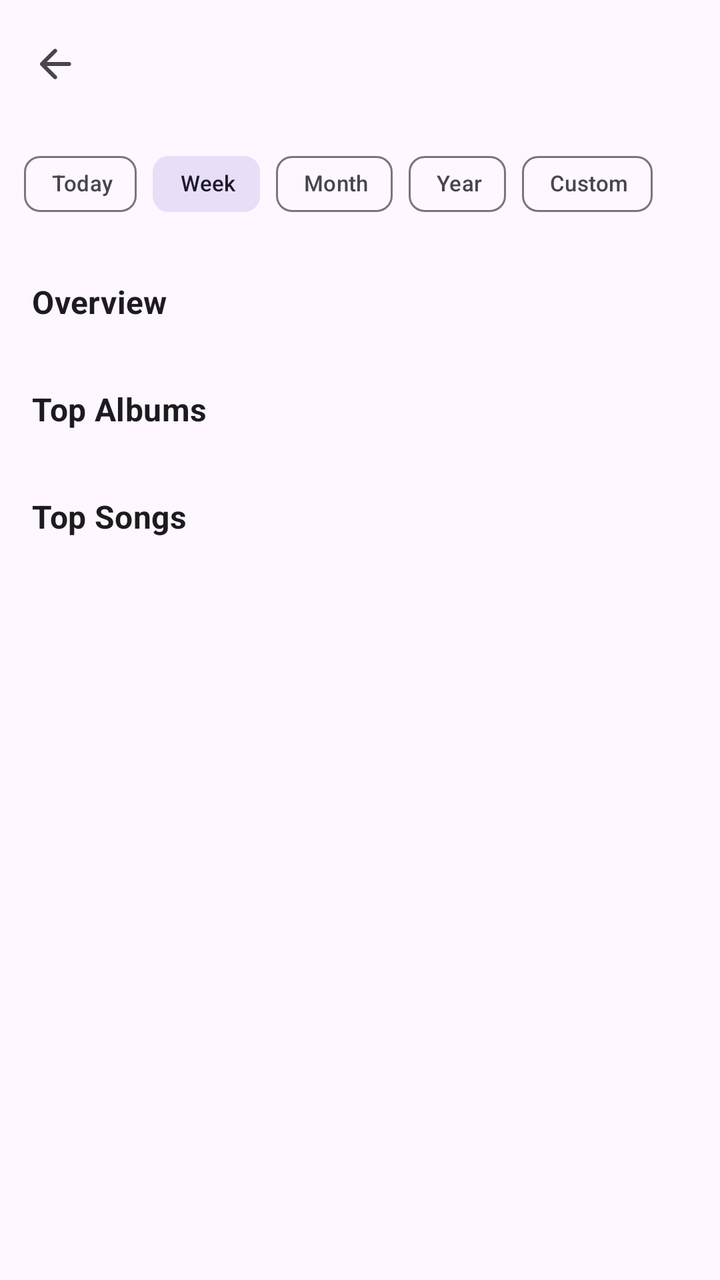
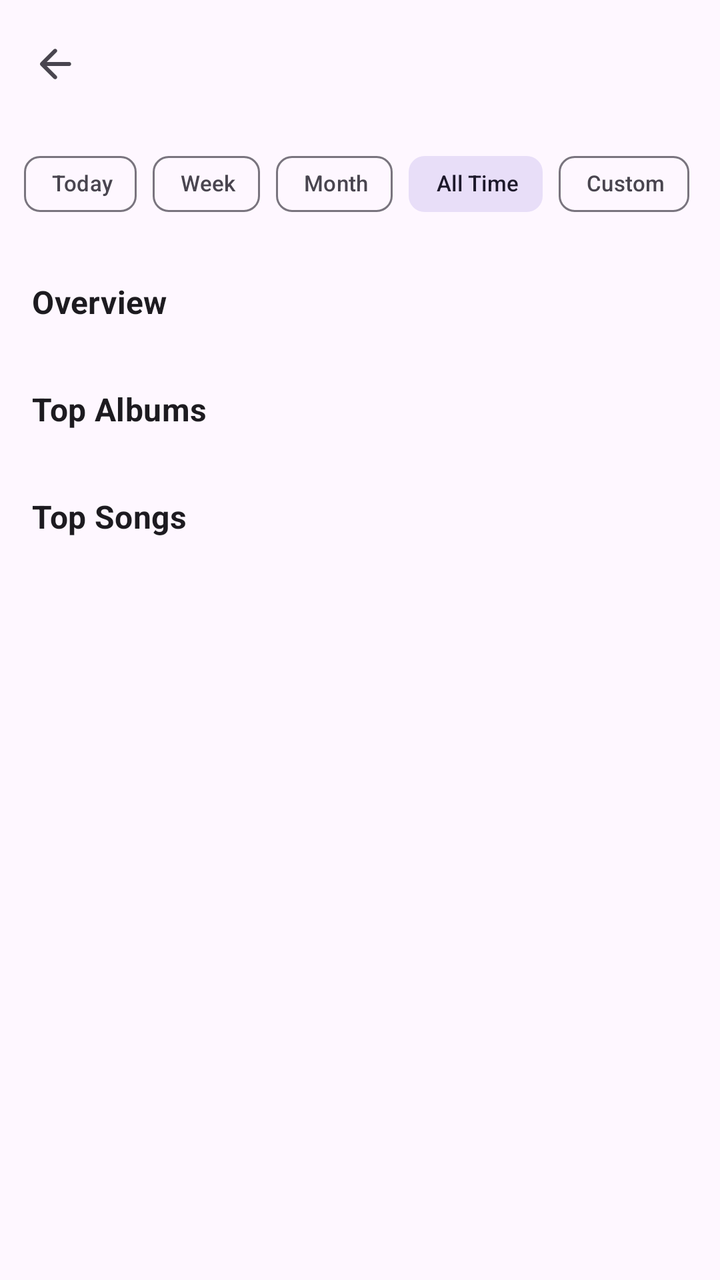

Two renders of the same Android screen: before a commit and after it. Below are the layout's source before the change and the commit's diff.
<!-- AndroidManifest.xml: application theme Theme.RetroMusic.FollowSystem -->
<!-- res/layout/fragment_stats_artist_detail.xml -->
<?xml version="1.0" encoding="utf-8"?>
<androidx.coordinatorlayout.widget.CoordinatorLayout xmlns:android="http://schemas.android.com/apk/res/android"
    xmlns:app="http://schemas.android.com/apk/res-auto"
    android:layout_width="match_parent"
    android:layout_height="match_parent"
    android:fitsSystemWindows="true">

    <com.google.android.material.appbar.AppBarLayout
        android:id="@+id/appBarLayout"
        android:layout_width="match_parent"
        android:layout_height="wrap_content"
        android:fitsSystemWindows="true"
        app:liftOnScroll="true">

        <com.google.android.material.appbar.MaterialToolbar
            android:id="@+id/toolbar"
            android:layout_width="match_parent"
            android:layout_height="wrap_content"
            app:layout_scrollFlags="scroll|enterAlways"
            app:navigationIcon="@drawable/ic_arrow_back"
            app:titleTextAppearance="@style/ToolbarTextAppearanceNormal" />

        <HorizontalScrollView
            android:layout_width="match_parent"
            android:layout_height="wrap_content"
            android:paddingStart="12dp"
            android:paddingTop="4dp"
            android:paddingEnd="12dp"
            android:paddingBottom="8dp"
            android:overScrollMode="@integer/overScrollMode"
            android:scrollbars="none">

            <com.google.android.material.chip.ChipGroup
                android:id="@+id/statsTimeRangeChipGroup"
                android:layout_width="wrap_content"
                android:layout_height="wrap_content"
                app:singleLine="true"
                app:singleSelection="true">

                <com.google.android.material.chip.Chip
                    android:id="@+id/statsTimeRangeChipToday"
                    style="@style/StatsTimeRangeChipStyle"
                    android:layout_width="wrap_content"
                    android:layout_height="wrap_content"
                    android:text="@string/stats_time_range_today" />

                <com.google.android.material.chip.Chip
                    android:id="@+id/statsTimeRangeChipWeek"
                    style="@style/StatsTimeRangeChipStyle"
                    android:layout_width="wrap_content"
                    android:layout_height="wrap_content"
                    android:checked="true"
                    android:text="@string/stats_time_range_week" />

                <com.google.android.material.chip.Chip
                    android:id="@+id/statsTimeRangeChipMonth"
                    style="@style/StatsTimeRangeChipStyle"
                    android:layout_width="wrap_content"
                    android:layout_height="wrap_content"
                    android:text="@string/stats_time_range_month" />

                <com.google.android.material.chip.Chip
                    android:id="@+id/statsTimeRangeChipYear"
                    style="@style/StatsTimeRangeChipStyle"
                    android:layout_width="wrap_content"
                    android:layout_height="wrap_content"
                    android:text="@string/stats_time_range_year" />

                <com.google.android.material.chip.Chip
                    android:id="@+id/statsTimeRangeChipCustom"
                    style="@style/StatsTimeRangeChipStyle"
                    android:layout_width="wrap_content"
                    android:layout_height="wrap_content"
                    android:text="@string/stats_time_range_custom" />

            </com.google.android.material.chip.ChipGroup>

        </HorizontalScrollView>
    </com.google.android.material.appbar.AppBarLayout>

    <androidx.core.widget.NestedScrollView
        android:layout_width="match_parent"
        android:layout_height="match_parent"
        android:clipToPadding="false"
        android:overScrollMode="@integer/overScrollMode"
        android:paddingBottom="@dimen/mini_player_height"
        app:layout_behavior="@string/appbar_scrolling_view_behavior">

        <LinearLayout
            android:layout_width="match_parent"
            android:layout_height="wrap_content"
            android:orientation="vertical"
            android:paddingStart="16dp"
            android:paddingTop="16dp"
            android:paddingEnd="16dp"
            android:paddingBottom="24dp">

            <TextView
                android:layout_width="wrap_content"
                android:layout_height="wrap_content"
                android:text="@string/stats_overview"
                android:textAppearance="@style/TextViewSubtitle1"
                android:textStyle="bold" />

            <LinearLayout
                android:id="@+id/overviewContainer"
                android:layout_width="match_parent"
                android:layout_height="wrap_content"
                android:layout_marginTop="8dp"
                android:orientation="vertical" />

            <TextView
                android:layout_width="wrap_content"
                android:layout_height="wrap_content"
                android:layout_marginTop="24dp"
                android:text="@string/stats_top_albums"
                android:textAppearance="@style/TextViewSubtitle1"
                android:textStyle="bold" />

            <LinearLayout
                android:id="@+id/topAlbumsContainer"
                android:layout_width="match_parent"
                android:layout_height="wrap_content"
                android:layout_marginTop="8dp"
                android:orientation="vertical" />

            <TextView
                android:layout_width="wrap_content"
                android:layout_height="wrap_content"
                android:layout_marginTop="24dp"
                android:text="@string/stats_top_songs"
                android:textAppearance="@style/TextViewSubtitle1"
                android:textStyle="bold" />

            <LinearLayout
                android:id="@+id/topSongsContainer"
                android:layout_width="match_parent"
                android:layout_height="wrap_content"
                android:layout_marginTop="8dp"
                android:orientation="vertical" />

        </LinearLayout>

    </androidx.core.widget.NestedScrollView>

</androidx.coordinatorlayout.widget.CoordinatorLayout>
<!-- resources referenced by this layout -->
<resources>
  <dimen name="mini_player_height">56dp</dimen>
  <integer name="overScrollMode">2</integer>
  <string name="stats_overview">Overview</string>
  <string name="stats_time_range_custom">Custom</string>
  <string name="stats_time_range_month">Month</string>
  <string name="stats_time_range_today">Today</string>
  <string name="stats_time_range_week">Week</string>
  <string name="stats_time_range_year">Year</string>
  <string name="stats_top_albums">Top Albums</string>
  <string name="stats_top_songs">Top Songs</string>
  <style name="StatsTimeRangeChipStyle" parent="Widget.Material3.Chip.Filter">
          <item name="android:checked">false</item>
          <item name="android:textSize">11sp</item>
          <item name="checkedIconVisible">false</item>
          <item name="chipEndPadding">6dp</item>
          <item name="chipStartPadding">6dp</item>
          <item name="chipMinHeight">28dp</item>
          <item name="android:minHeight">0dp</item>
      </style>
  <style name="TextViewSubtitle1" parent="TextAppearance.MaterialComponents.Subtitle1" />
  <style name="ToolbarTextAppearanceNormal">
          <item name="android:textStyle">bold</item>
          <item name="android:textAllCaps">false</item>
          <item name="android:textSize">20sp</item>
          <item name="android:letterSpacing">0.0125</item>
          <item name="android:textColor">?android:attr/textColorPrimary</item>
      </style>
  <style name="Theme.RetroMusic.FollowSystem" parent="Theme.RetroMusic.Base.Adaptive">
          <item name="android:windowBackground">?colorSurface</item>
      </style>
  <!-- drawable round_selector (drawable) -->
  <ripple xmlns:android="http://schemas.android.com/apk/res/android"
      android:color="?android:attr/colorControlHighlight">
  
      <item
          android:id="@android:id/mask"
          android:drawable="@drawable/round_selector_mask" />
  
  </ripple>
  <style name="Widget.ActionButton.Overflow" parent="Widget.AppCompat.ActionButton.Overflow">
          <item name="android:contentDescription">@string/abc_action_menu_overflow_description</item>
      </style>
  <style name="MaterialAlertDialogTheme" parent="ThemeOverlay.Material3.MaterialAlertDialog" />
  <style name="MaterialPopupMenuStyle" parent="Widget.Material3.PopupMenu">
          <item name="android:popupBackground">@drawable/popup_background</item>
      </style>
  <color name="elevationOverlay">@color/elevationOverlayLight</color>
  <!-- drawable popup_background (drawable) -->
  <?xml version="1.0" encoding="utf-8"?>
  <layer-list xmlns:android="http://schemas.android.com/apk/res/android">
      <item>
          <shape>
              <solid android:color="?attr/colorSurface" />
              <corners android:radius="20dp" />
          </shape>
      </item>
      <item>
          <shape>
              <solid android:color="@color/m3_popupmenu_overlay_color"/>
              <corners android:radius="20dp" />
              <padding
                  android:bottom="10dp"
                  android:top="10dp" />
          </shape>
      </item>
  </layer-list>
  <!-- drawable round_selector_mask (drawable) -->
  <?xml version="1.0" encoding="utf-8"?>
  <shape xmlns:android="http://schemas.android.com/apk/res/android"
      android:shape="oval">
      <solid android:color="@android:color/white" />
  </shape>
  <dimen name="m3_card_corner_radius">16dp</dimen>
  <color name="md_green_500">#4CAF50</color>
  <style name="TextViewNormal" parent="">
          <item name="android:textSize">14sp</item>
      </style>
  <dimen name="button_padding_vertical">10dp</dimen>
  <color name="elevationOverlayLight">@color/md_grey_500</color>
  <color name="md_grey_500">#9E9E9E</color>
  <!-- unchanged entries left out for length: 4 -->
</resources>

<!-- the commit's change to res/layout/fragment_stats_artist_detail.xml (unified diff, before → after) -->
@@ -49,7 +49,6 @@
                     style="@style/StatsTimeRangeChipStyle"
                     android:layout_width="wrap_content"
                     android:layout_height="wrap_content"
-                    android:checked="true"
                     android:text="@string/stats_time_range_week" />
 
                 <com.google.android.material.chip.Chip
@@ -60,11 +59,12 @@
                     android:text="@string/stats_time_range_month" />
 
                 <com.google.android.material.chip.Chip
-                    android:id="@+id/statsTimeRangeChipYear"
+                    android:id="@+id/statsTimeRangeChipAllTime"
                     style="@style/StatsTimeRangeChipStyle"
                     android:layout_width="wrap_content"
                     android:layout_height="wrap_content"
-                    android:text="@string/stats_time_range_year" />
+                    android:checked="true"
+                    android:text="@string/stats_time_range_all_time" />
 
                 <com.google.android.material.chip.Chip
                     android:id="@+id/statsTimeRangeChipCustom"
<!-- resource entries referenced after the edit -->
@@ -3,11 +3,11 @@
   <dimen name="mini_player_height">56dp</dimen>
   <integer name="overScrollMode">2</integer>
   <string name="stats_overview">Overview</string>
+  <string name="stats_time_range_all_time">All Time</string>
   <string name="stats_time_range_custom">Custom</string>
   <string name="stats_time_range_month">Month</string>
   <string name="stats_time_range_today">Today</string>
   <string name="stats_time_range_week">Week</string>
-  <string name="stats_time_range_year">Year</string>
   <string name="stats_top_albums">Top Albums</string>
   <string name="stats_top_songs">Top Songs</string>
   <style name="StatsTimeRangeChipStyle" parent="Widget.Material3.Chip.Filter">
